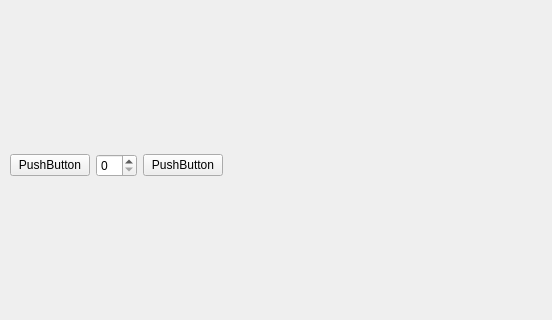
Before: the Qt Designer form src/gui/mainwindow.ui in rdimaio/13CAD, drawn with Qt 5; both pictures show x 0 to 552 and y 344 to 664 of the 936 by 664 pixel window.
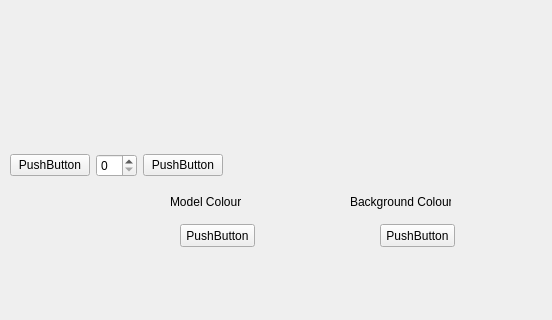
After: the same form once the commit is applied. Icons and pictures are not drawn. Custom widgets are drawn as their Qt base class.

Commit message: Add colour change feature

The edit to the form file:
```diff
--- a/src/gui/mainwindow.ui
+++ b/src/gui/mainwindow.ui
@@ -70,6 +70,58 @@
      </item>
     </layout>
    </widget>
+   <widget class="QPushButton" name="modelButton">
+    <property name="geometry">
+     <rect>
+      <x>180</x>
+      <y>520</y>
+      <width>75</width>
+      <height>23</height>
+     </rect>
+    </property>
+    <property name="text">
+     <string>PushButton</string>
+    </property>
+   </widget>
+   <widget class="QPushButton" name="pushButton_4">
+    <property name="geometry">
+     <rect>
+      <x>380</x>
+      <y>520</y>
+      <width>75</width>
+      <height>23</height>
+     </rect>
+    </property>
+    <property name="text">
+     <string>PushButton</string>
+    </property>
+   </widget>
+   <widget class="QLabel" name="label">
+    <property name="geometry">
+     <rect>
+      <x>170</x>
+      <y>490</y>
+      <width>71</width>
+      <height>16</height>
+     </rect>
+    </property>
+    <property name="text">
+     <string>Model Colour</string>
+    </property>
+   </widget>
+   <widget class="QLabel" name="label_2">
+    <property name="geometry">
+     <rect>
+      <x>350</x>
+      <y>490</y>
+      <width>101</width>
+      <height>16</height>
+     </rect>
+    </property>
+    <property name="text">
+     <string>Background Colour</string>
+    </property>
+   </widget>
   </widget>
   <widget class="QMenuBar" name="menubar">
    <property name="geometry">
```
The commit also changes 2 other files.
